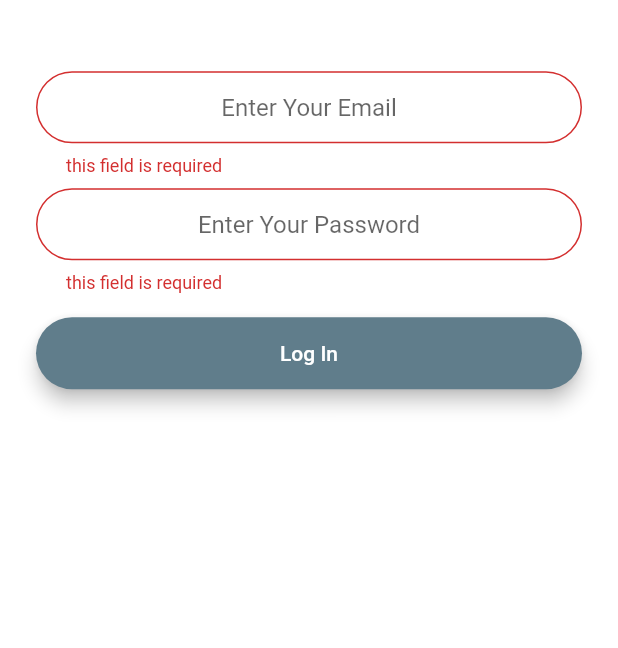
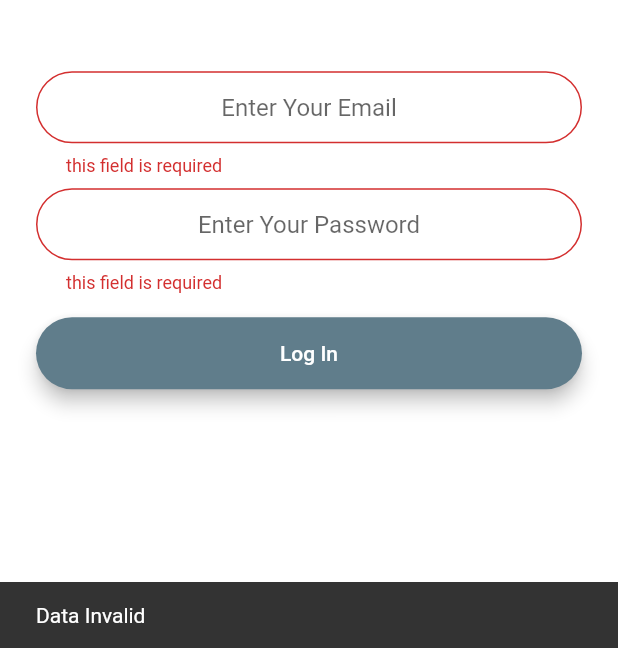
Before and after one commit to maharani032/money_book, a Flutter app: the LoginScreen screen opened by its route, after a tap on "Log In", on a phone screen of 412 x 824 dp, the part 588-1236 px from its top. Run offline on Flutter 3.47's test engine with Material 2 defaults, Android fonts, the phone set to English and light mode, and no system bars; our stand-ins replace animated_text_kit, cloud_firestore, curved_navigation_bar, dotted_line, firebase_auth, firebase_core and 3 more; accounts and stored records are empty.

```diff
--- a/lib/screens/loginPage.dart
+++ b/lib/screens/loginPage.dart
@@ -90,7 +90,9 @@ class _LoginScreenState extends State<LoginScreen> {
                     );
                     Navigator.pushNamed(context, Wrapper.id);
                   }
-
+                  ScaffoldMessenger.of(context).showSnackBar(
+                    const SnackBar(content: Text('Data Invalid')),
+                  );
                 },
                 warna: Colors.blueGrey),
           ],
--- a/lib/screens/registerPage.dart
+++ b/lib/screens/registerPage.dart
@@ -100,7 +100,6 @@ class _registerScreenState extends State<registerScreen> {
                     print(email);
                     print(password);
                     print(fullname);
-                  }
                     dynamic result = await _auth.registermail(
                         email: email, password: password, fullname: fullname);
                     ScaffoldMessenger.of(context).showSnackBar(
@@ -110,6 +109,10 @@ class _registerScreenState extends State<registerScreen> {
                     if (result == null) {
                       setState(() => error = 'please supply a valid email');
                     }
+                  }
+                  ScaffoldMessenger.of(context).showSnackBar(
+                    const SnackBar(content: Text('Data Invalid')),
+                  );
                 },
                 warna: Colors.blueGrey),
             SizedBox(
```
Lines whose indentation alone changed are shown as unchanged.
